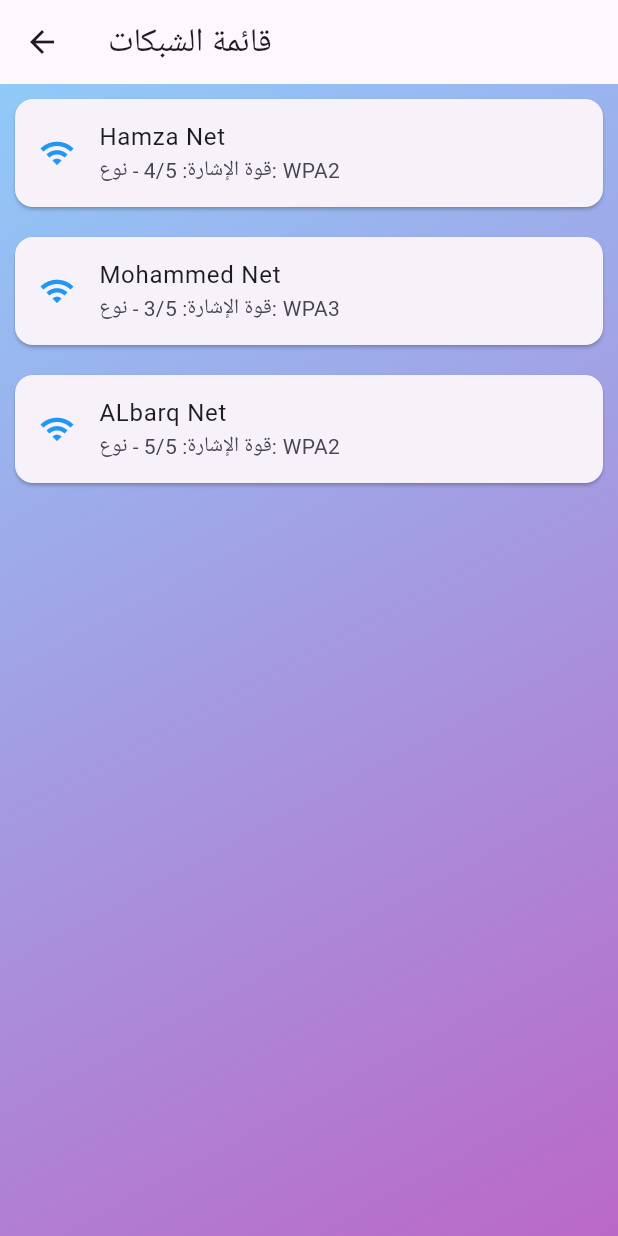
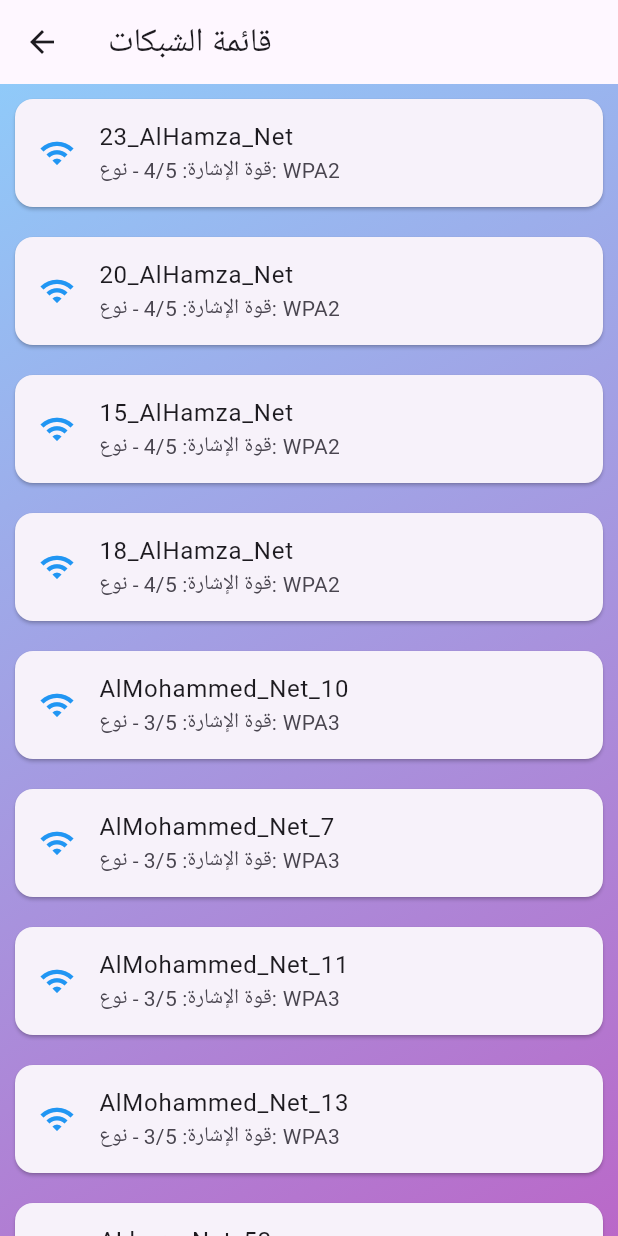
Before and after one commit to TawhibAbdulrab7/Tawhib_Project, a Flutter app: the HomeScreen screen opened directly, on a phone screen of 412 x 824 dp. Run offline on Flutter 3.47's test engine with Material 3 defaults, Android fonts, the phone set to English and light mode, and no system bars.

Commit message:
تعديل الكود تكثير من الشبكات وتجربه الكود

```diff
--- a/lib/main.dart
+++ b/lib/main.dart
@@ -1,5 +1,6 @@
 import 'package:flutter/material.dart';
 import 'package:tawhib_project/screens/welcome_screen.dart';
+import 'package:tawhib_project/screens/home_screen.dart';
 
 void main() {
   runApp(Tawhib());
@@ -17,6 +18,7 @@ class Tawhib extends StatelessWidget {
       initialRoute: '/',
       routes: {
         '/':(context)=>WelcomeScreen(),
+        '/home': (context) => HomeScreen(),
       },
     );
   }
--- a/lib/screens/home_screen.dart
+++ b/lib/screens/home_screen.dart
@@ -3,9 +3,18 @@ import 'package:flutter/material.dart';
 class HomeScreen extends StatelessWidget {
   HomeScreen({super.key});
   final List<Map<String, String>> networks = [
-    {'ssid': "Hamza Net", 'strength': '4/5', 'type': 'WPA2'},
-    {'ssid': 'Mohammed Net', 'strength': '3/5', 'type': 'WPA3'},
-    {'ssid': "ALbarq Net", 'strength': '5/5', 'type': 'WPA2'},
+    {'ssid': "23_AlHamza_Net", 'strength': '4/5', 'type': 'WPA2'},
+    {'ssid': '20_AlHamza_Net', 'strength': '4/5', 'type': 'WPA2'},
+    {'ssid': "15_AlHamza_Net", 'strength': '4/5', 'type': 'WPA2'},
+    {'ssid': "18_AlHamza_Net", 'strength': '4/5', 'type': 'WPA2'},
+    {'ssid': 'AlMohammed_Net_10', 'strength': '3/5', 'type': 'WPA3'},
+    {'ssid': "AlMohammed_Net_7", 'strength': '3/5', 'type': 'WPA3'},
+    {'ssid': "AlMohammed_Net_11", 'strength': '3/5', 'type': 'WPA3'},
+    {'ssid': 'AlMohammed_Net_13', 'strength': '3/5', 'type': 'WPA3'},
+    {'ssid': "ALbarq_Net_53", 'strength': '5/5', 'type': 'WPA2'},
+    {'ssid': "ALbarq_Net_57", 'strength': '5/5', 'type': 'WPA2'},
+    {'ssid': 'ALbarq_Net_79', 'strength': '5/5', 'type': 'WPA2'},
+    {'ssid': "ALbarq_Net_80", 'strength': '5/5', 'type': 'WPA2'},
   ];
 
   @override
```
